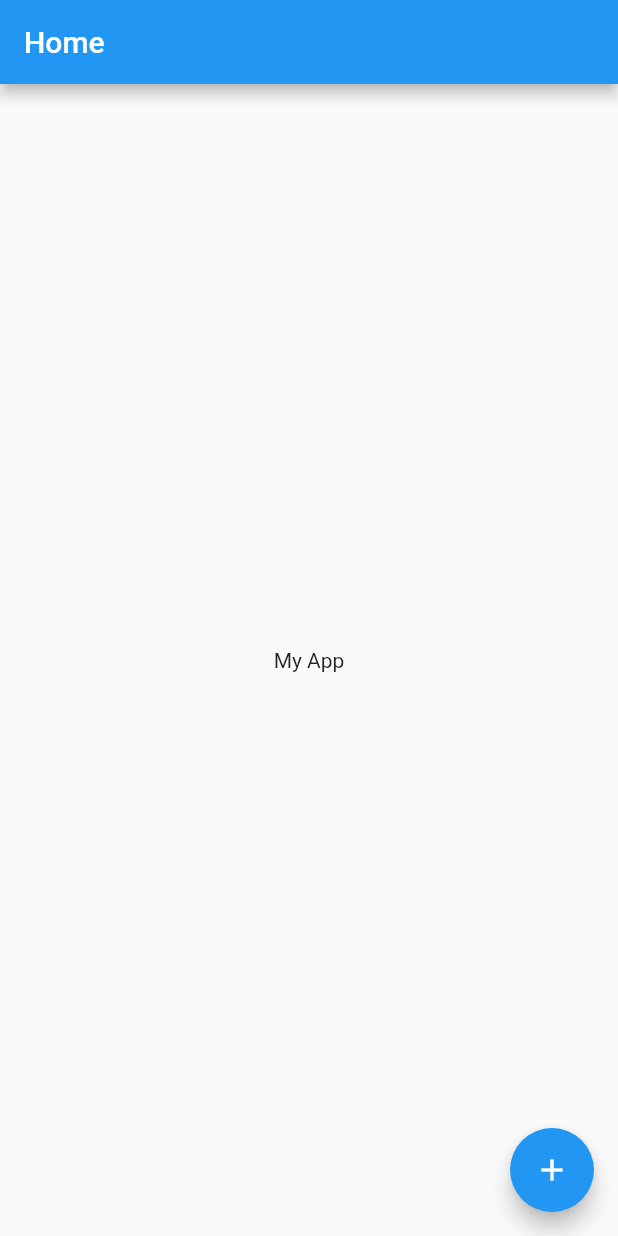
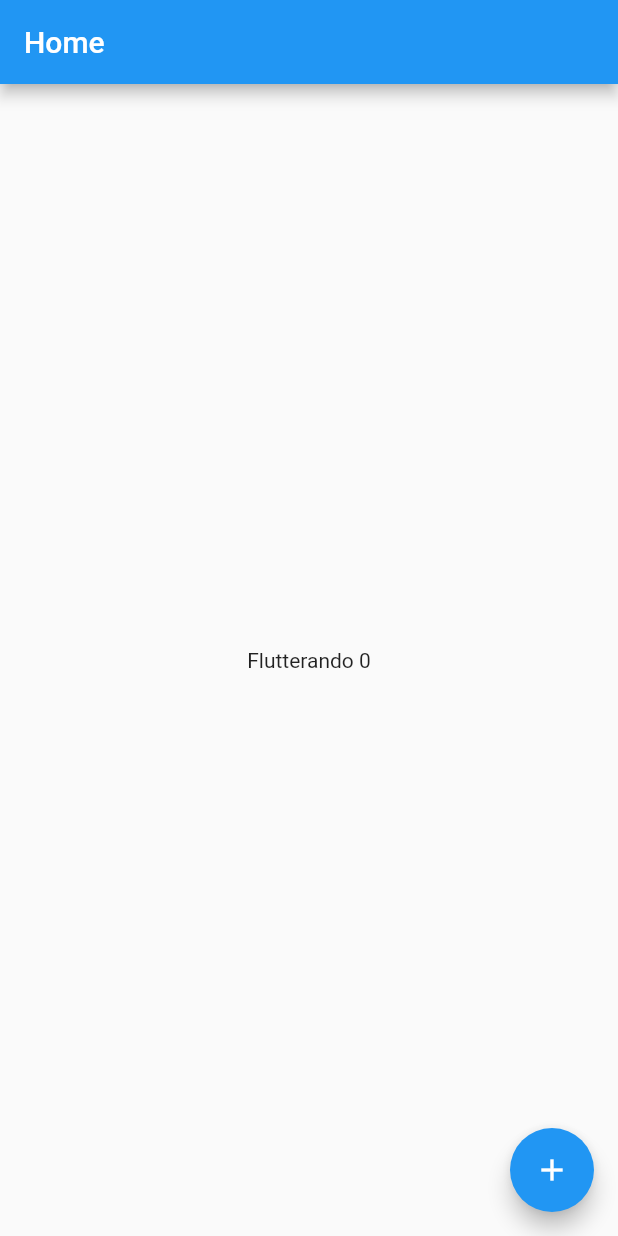
Before and after one commit to oleonardodeandrade/flutter_hello_world, a Flutter app: the screen it shows after launch, on a phone screen of 412 x 824 dp. Run offline on Flutter 3.47's test engine with Material 2 defaults, Android fonts, the phone set to English and light mode, and no system bars.

```diff
--- /dev/null
+++ b/lib/home_controller.dart
@@ -0,0 +1,18 @@
+import 'package:flutter/material.dart';
+
+class HomeController extends InheritedNotifier<ValueNotifier<int>> {
+  HomeController({
+    Key? key,
+    required Widget child,
+  }) : super(key: key, child: child, notifier: ValueNotifier(0));
+
+  static HomeController of(BuildContext context) {
+    return context.dependOnInheritedWidgetOfExactType<HomeController>()!;
+  }
+
+  int get value => notifier!.value;
+
+  increment() {
+    notifier!.value++;
+  }
+}
--- a/lib/home_page.dart
+++ b/lib/home_page.dart
@@ -1,24 +1,25 @@
 import 'package:flutter/material.dart';
+import 'package:hello_world/home_controller.dart';
 
 class Homepage extends StatelessWidget {
   const Homepage({super.key});
 
   @override
   Widget build(BuildContext context) {
+    var controller = HomeController.of(context);
+
     return Scaffold(
       appBar: AppBar(
         title: const Text('Home'),
       ),
-      body: const Center(
+      body: Center(
         child: Text(
-          'My App',
-          textDirection: TextDirection.rtl,
+          'Flutterando ${controller.value}',
         ),
       ),
       floatingActionButton: FloatingActionButton(
         onPressed: () {
-          // ignore: avoid_print
-          print('clicked');
+          controller.increment();
         },
         tooltip: 'Increment',
         child: const Icon(Icons.add),
--- a/lib/my_app.dart
+++ b/lib/my_app.dart
@@ -1,4 +1,5 @@
 import 'package:flutter/material.dart';
+import 'package:hello_world/home_controller.dart';
 
 import 'home_page.dart';
 
@@ -7,8 +8,8 @@ class MyApp extends StatelessWidget {
 
   @override
   Widget build(BuildContext context) {
-    return const MaterialApp(
-      home: Homepage(),
+    return MaterialApp(
+      home: HomeController(child: const Homepage()),
     );
   }
 }
```
